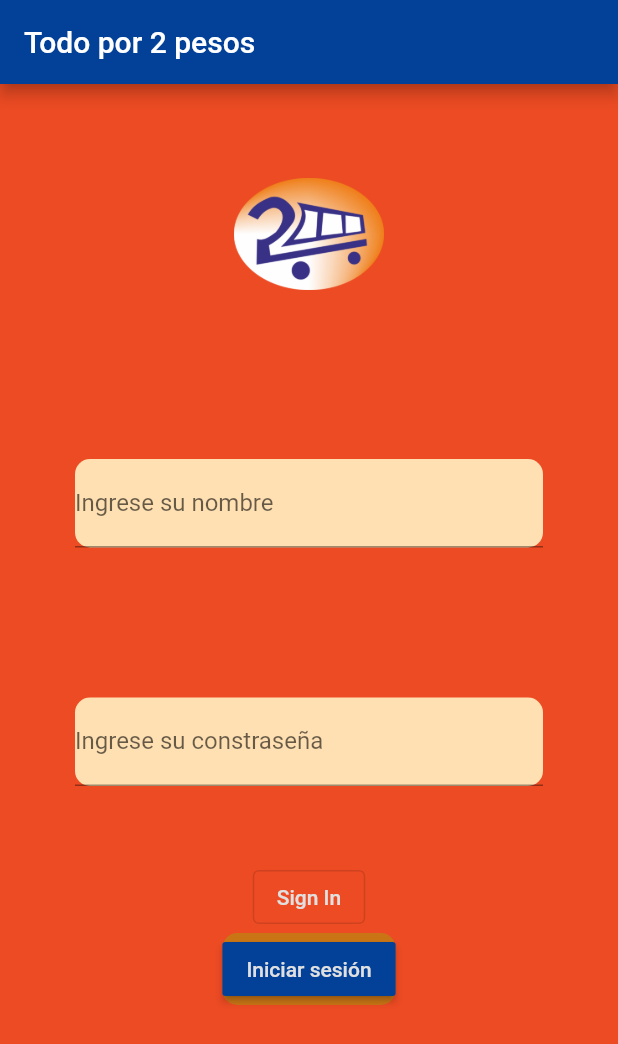
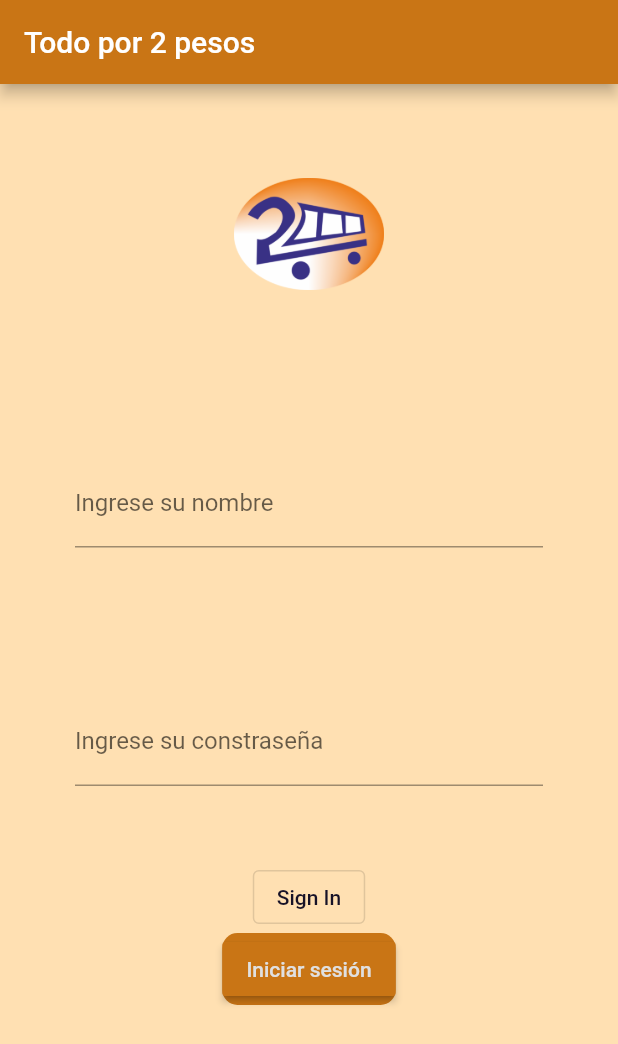
Before and after one commit to Anonyzard/pp2-practico1, a Flutter app: the screen it shows after launch, on a phone screen of 412 x 824 dp. Shown: the top 1044 px of the screen. Run offline on Flutter 3.47's test engine with Material 2 defaults, Android fonts, the phone set to English and light mode, and no system bars.

Commit message:
cambie los colores

```diff
--- a/lib/login.dart
+++ b/lib/login.dart
@@ -91,7 +91,7 @@ class Login extends StatelessWidget {
                       child: Text(
                         'Sign In',
                         style: TextStyle(
-                          color: Theme.of(context).primaryColor,
+                          color: Theme.of(context).highlightColor,
                         ),
                       ),
                     )),
--- a/lib/main.dart
+++ b/lib/main.dart
@@ -12,9 +12,9 @@ class MyApp extends StatelessWidget {
       debugShowCheckedModeBanner: false,
       home: const Login(),
       theme: ThemeData(
-          backgroundColor: const Color.fromARGB(255, 3, 65, 153),
+          backgroundColor: Color.fromARGB(255, 201, 117, 21),
           primaryColor: Colors.grey.shade300,
-          secondaryHeaderColor: const Color.fromARGB(255, 236, 75, 35),
+          secondaryHeaderColor: Colors.orange.shade100,
           highlightColor: const Color.fromARGB(235, 3, 0, 27),
           dividerColor: Color.fromARGB(255, 255, 224, 178),
           textTheme: const TextTheme(
```
